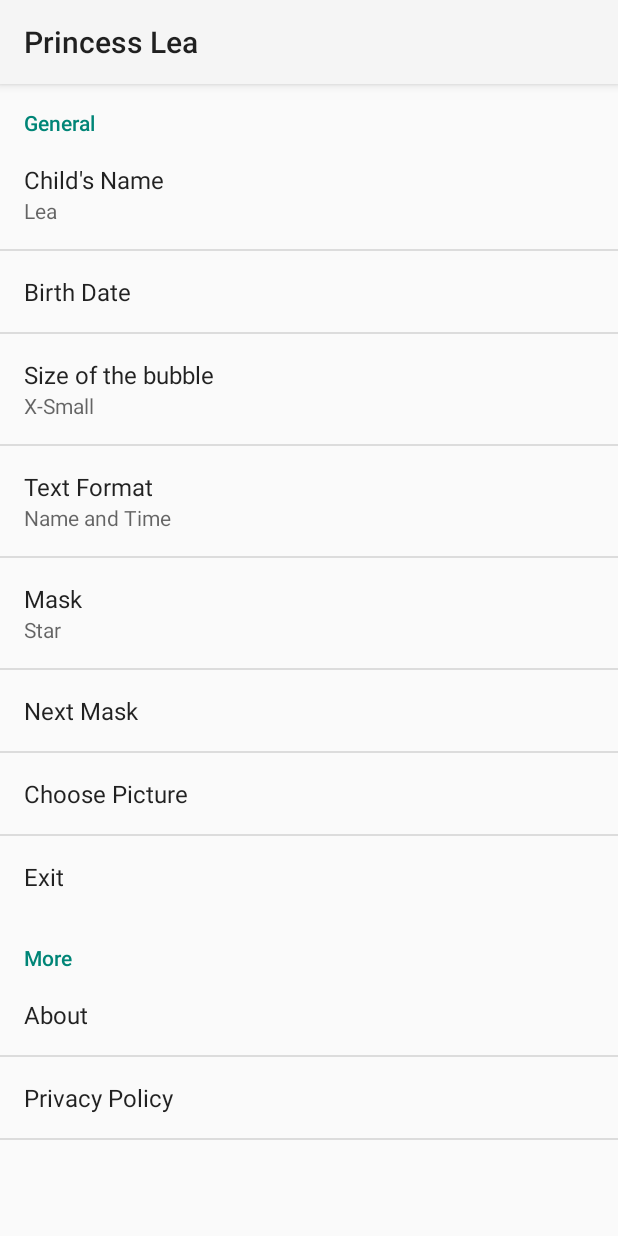
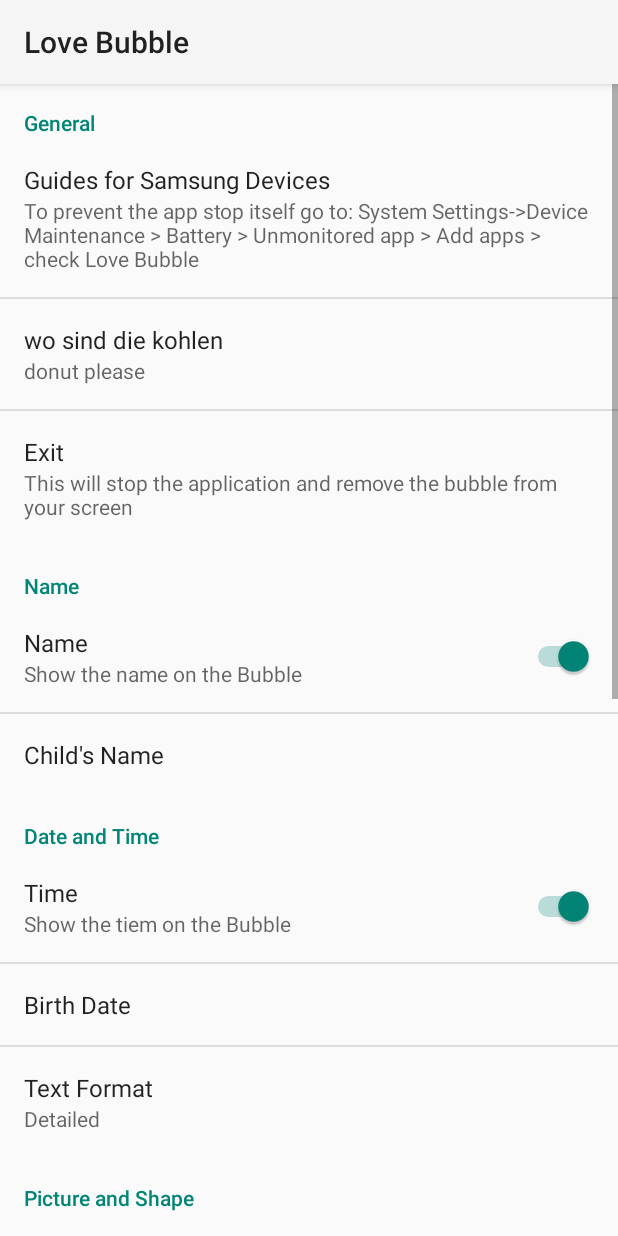
Before and after one commit to JollyJumper88/PricessLea, an Android app: the fragment MyPreferenceFragment shown on its own in the app's theme, on a phone screen of 412 x 824 dp. Run offline under Robolectric (Android 15) with nearby library versions, the phone set to English and light mode, and no system bars; libraries missing offline, so code that uses them is left out: com.theartofdev.edmodo; 1 statement that could not run was skipped.

Commit message:
1. possibility to cancel the handler and adopt the delay value on settings change
2. cleanup string resources and externalize strings
3. restructured preferences activity
4. changed privacy policy activity to external pages (wordpress), for Help etc

```diff
--- a/app/src/main/java/at/android/princesslea/MyImageView.java
+++ b/app/src/main/java/at/android/princesslea/MyImageView.java
@@ -99,7 +99,8 @@ public class MyImageView extends ImageView {
         this.maskName = mask;
 
         updateMask();
-        setImageFromBitmap(null);
+
+        setImageFromBitmap(null);/*null -> use current image (update mask)*/
     }
 
     private void updateMask() {
--- a/app/src/main/res/values/arrays.xml
+++ b/app/src/main/res/values/arrays.xml
@@ -24,10 +24,10 @@
         <item>3</item>
     </string-array>
     <string-array name="pref_textformat" >
-        <item>Name and Time</item>
-        <item>Name only</item>
-        <item>Time only</item>
-        <item>No Text</item>
+        <item>Detailed</item>
+        <item>Months</item>
+        <item>Weeks</item>
+        <item>Year and Month</item>
     </string-array>
 
 
--- a/app/src/main/res/values/strings.xml
+++ b/app/src/main/res/values/strings.xml
@@ -1,15 +1,13 @@
 <resources>
-    <string name="app_name">Princess Lea</string>
+    <string name="app_name">Love Bubble</string>
 
     <string name="action_settings">Settings</string>
     <string name="title_activity_settings">Settings</string>
 
-    <string name="pref_next">Next Mask</string>
     <string name="pref_exit">Exit</string>
 
-
     <string name="pref_title_display_name">"Child's Name"</string>
-    <string name="pref_default_display_name">Lea</string>
+    <string name="pref_default_display_name"></string>
 
     <string name="pref_size">Size of the bubble</string>
 
@@ -17,10 +15,9 @@
     <string name="pref_title_birth">Birth Date</string>
     <string name="choosepic">Choose Picture</string>
 
-
     <string name="pref_textformat_title">Text Format</string>
 
-    <string name="pref_mask_title">Mask</string>
+    <string name="pref_mask_title">Shape</string>
     <string name="pref_mask_default">star</string>
     <string name="more">More</string>
     <string name="about">About</string>
@@ -29,5 +26,13 @@
     <string name="errorcache2">Image was deleted from cache</string>
     <string name="putnamehere">Put name here</string>
     <string name="birthdaybeforenow">Birthday must be set before now!</string>
+    <string name="title_activity_libraries">Open Source Libraries</string>
+    <string name="rate_app">Rate this Application</string>
+    <string name="contact_dev">Contact the Developer</string>
+    <string name="support">Support</string>
+    <string name="help">Help</string>
+    <string name="send_mail">Send Email</string>
+    <string name="unmonitoredapp"><![CDATA[To prevent the app stop itself go to: System Settings->Device Maintenance > Battery > Unmonitored app > Add apps > check Love Bubble]]></string>
+    <string name="title_activity_donate">Donate</string>
 
 </resources>
--- a/app/src/main/res/xml/pref_general.xml
+++ b/app/src/main/res/xml/pref_general.xml
@@ -1,28 +1,76 @@
 <PreferenceScreen xmlns:android="http://schemas.android.com/apk/res/android">
-    <!--
+
+
+    <PreferenceCategory android:title="General">
+        <Preference
+            android:key="guide"
+            android:summary="@string/unmonitoredapp"
+            android:title="Guides for Samsung Devices"/>
+        <Preference
+            android:key="donate"
+            android:summary="donut please"
+            android:title="wo sind die kohlen"/>
+        <Preference
+            android:key="exit"
+            android:summary="This will stop the application and remove the bubble from your screen"
+            android:title="@string/pref_exit"/>
+    </PreferenceCategory>
+
+    <PreferenceCategory android:title="Name">
         <SwitchPreference
             android:defaultValue="true"
-            android:enabled="false"
-            android:key="service_switch"
-            android:summary="@string/pref_service"
-            android:title="@string/pref_service_title" />
-            -->
-    <PreferenceCategory android:title="General">
+            android:enabled="true"
+            android:key="switch_name"
+            android:summary="Show the name on the Bubble"
+            android:title="Name"/>
+
         <EditTextPreference
             android:capitalize="words"
             android:defaultValue="@string/pref_default_display_name"
+            android:dependency="switch_name"
             android:inputType="textCapWords"
             android:key="name"
             android:maxLines="1"
             android:selectAllOnFocus="true"
             android:singleLine="true"
-            android:title="@string/pref_title_display_name" />
+            android:title="@string/pref_title_display_name"/>
+    </PreferenceCategory>
+
+    <PreferenceCategory android:title="Date and Time">
+        <SwitchPreference
+            android:defaultValue="true"
+            android:enabled="true"
+            android:key="switch_time"
+            android:summary="Show the tiem on the Bubble"
+            android:title="Time"
+            android:layout_height="match_parent"
+            android:layout_width="match_parent"/>
 
         <Preference
             android:layout_width="wrap_content"
             android:layout_height="wrap_content"
+            android:dependency="switch_time"
             android:key="birthdatetime"
             android:title="@string/pref_title_birth"/>
+
+        <ListPreference
+            android:defaultValue="0"
+            android:dependency="switch_time"
+            android:entries="@array/pref_textformat"
+            android:entryValues="@array/pref_textformat_values"
+            android:key="textformat"
+            android:negativeButtonText="@null"
+            android:positiveButtonText="@null"
+            android:title="@string/pref_textformat_title"/>
+    </PreferenceCategory>
+
+    <PreferenceCategory android:title="Picture and Shape">
+        <Preference
+            android:id="@+id/preference"
+            android:layout_width="wrap_content"
+            android:layout_height="wrap_content"
+            android:key="choosepic"
+            android:title="@string/choosepic"/>
 
         <ListPreference
             android:defaultValue="10"
@@ -31,16 +79,7 @@
             android:key="size_list"
             android:negativeButtonText="@null"
             android:positiveButtonText="@null"
-            android:title="@string/pref_size" />
-
-        <ListPreference
-            android:defaultValue="0"
-            android:entries="@array/pref_textformat"
-            android:entryValues="@array/pref_textformat_values"
-            android:key="textformat"
-            android:negativeButtonText="@null"
-            android:positiveButtonText="@null"
-            android:title="@string/pref_textformat_title"/>
+            android:title="@string/pref_size"/>
 
         <ListPreference
             android:defaultValue="@string/pref_mask_default"
@@ -50,32 +89,29 @@
             android:negativeButtonText="@null"
             android:positiveButtonText="@null"
             android:title="@string/pref_mask_title"/>
+    </PreferenceCategory>
 
+    <PreferenceCategory android:title="@string/support">
         <Preference
-            android:key="nextmask"
-            android:title="@string/pref_next"/>
-
+            android:key="help"
+            android:title="@string/help"/>
         <Preference
-            android:id="@+id/preference"
-            android:layout_width="wrap_content"
-            android:layout_height="wrap_content"
-            android:key="choosepic"
-            android:title="@string/choosepic"/>
-
+            android:key="contact"
+            android:title="@string/contact_dev"/>
         <Preference
-            android:key="exit"
-            android:title="@string/pref_exit"/>
-
+            android:key="rate"
+            android:title="@string/rate_app"/>
     </PreferenceCategory>
 
     <PreferenceCategory android:title="@string/more">
         <Preference
-            android:key="dev"
+            android:key="about"
             android:title="@string/about"/>
-
         <Preference
             android:key="privpol"
-            android:title="Privacy Policy"/>
-
+            android:title="@string/title_activity_privacy_policy"/>
+        <Preference
+            android:key="libraries"
+            android:title="@string/title_activity_libraries"/>
     </PreferenceCategory>
 </PreferenceScreen>
```
Also changed, not shown: app/src/main/AndroidManifest.xml (+26 -12 lines), app/src/main/assets/Links.txt (+7 -0 lines), app/src/main/java/at/android/princesslea/FloatingFaceBubbleService.java (+62 -49 lines), app/src/main/java/at/android/princesslea/MyPreferenceFragment.java (+70 -24 lines).
